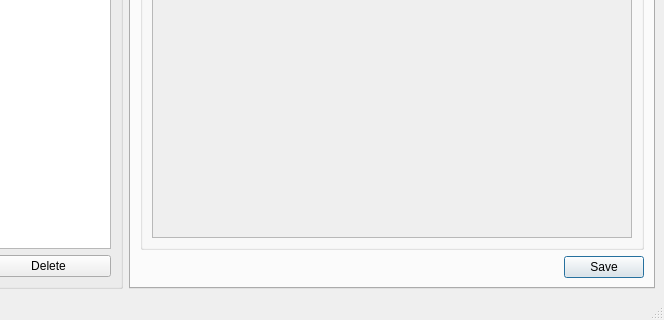
Qt form admin_form.ui (Testorator/Testik) before a commit; both pictures show x 166 to 830 and y 266 to 586 of the 830 by 586 pixel window.
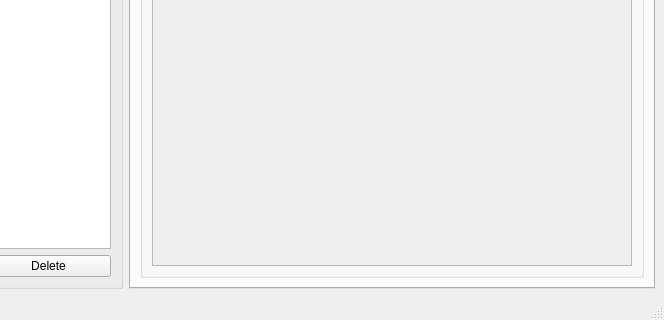
The same form after that commit. The open tabs and pages were chosen to show the change. Icons and pictures are not drawn.

Commit message: add toolbar to email param tab

```diff
--- a/admin_form.ui
+++ b/admin_form.ui
@@ -332,13 +332,6 @@
           </item>
          </layout>
         </item>
-        <item row="1" column="0">
-         <widget class="QDialogButtonBox" name="buttonBox">
-          <property name="standardButtons">
-           <set>QDialogButtonBox::Save</set>
-          </property>
-         </widget>
-        </item>
        </layout>
       </widget>
      </widget>
```
Left out of the diff: 2 changed lines with no effect on the pictures. The commit also changes 2 other files.
